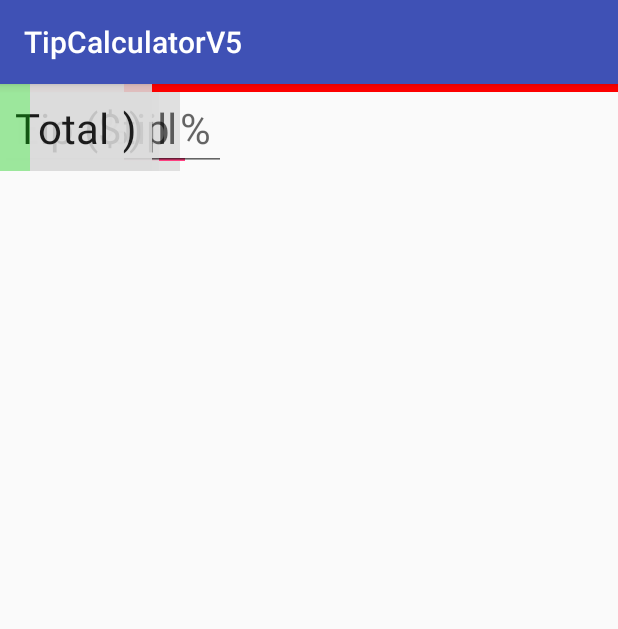
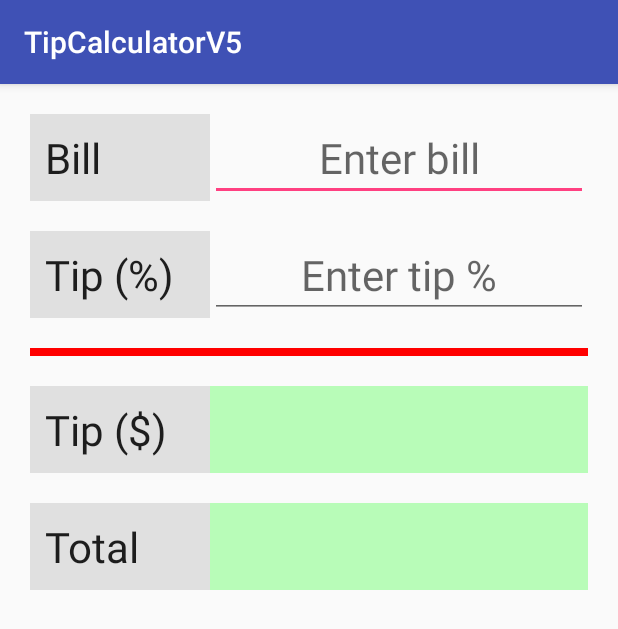
Before and after one commit to BaileyMillerSSI/MobileDevelopment, an Android app: the screen it shows after launch (MainActivity), on a phone screen of 412 x 824 dp. Shown: the top 629 px of the screen. Run offline under Robolectric (Android 15) with nearby library versions, the phone set to English and light mode, and no system bars.

Commit message:
Fixed the ui.

```diff
--- a/Android Studio/TipCalculatorV5/app/src/main/res/layout/activity_main.xml
+++ b/Android Studio/TipCalculatorV5/app/src/main/res/layout/activity_main.xml
@@ -1,11 +1,10 @@
 <?xml version="1.0" encoding="utf-8"?>
-<android.support.constraint.ConstraintLayout xmlns:android="http://schemas.android.com/apk/res/android"
-    xmlns:app="http://schemas.android.com/apk/res-auto"
-    xmlns:tools="http://schemas.android.com/tools"
-    android:layout_width="match_parent"
-    android:layout_height="match_parent"
-    tools:context="com.school.penncollege.tipcalculatorv5.MainActivity">
-
+    <RelativeLayout
+        xmlns:android="http://schemas.android.com/apk/res/android"
+        xmlns:tools="http://schemas.android.com/tools"
+        android:layout_width="match_parent"
+        android:layout_height="match_parent"
+        tools:context="com.school.penncollege.tipcalculatorv5.MainActivity">
     <TextView
         android:id="@+id/label_bill"
         style="@style/LabelStyle"
@@ -85,4 +84,4 @@
         android:layout_alignBottom="@+id/label_total"
         android:layout_alignRight="@id/amount_bill" />
 
-</android.support.constraint.ConstraintLayout>
+</RelativeLayout>
--- a/Android Studio/TipCalculatorV5/app/src/main/res/values/styles.xml
+++ b/Android Studio/TipCalculatorV5/app/src/main/res/values/styles.xml
@@ -1,4 +1,5 @@
 <resources>
+
     <!-- Base application theme. -->
     <style name="AppTheme" parent="Theme.AppCompat.Light.DarkActionBar">
         <!-- Customize your theme here. -->
@@ -15,42 +16,22 @@
     </style>
 
     <style name="LabelStyle" parent="TextStyle">
-        <item name = "android:layout_width">wrap_content</item>
-        <item name = "android:layout_height">wrap_content</item>
-        <item name = "android:textSize">28sp</item>
-        <item name = "android:padding">10dp</item>
         <item name = "android:background">@color/lightGray</item>
     </style>
 
     <style name="CenteredTextStyle" parent="TextStyle">
-        <item name = "android:layout_width">wrap_content</item>
-        <item name = "android:layout_height">wrap_content</item>
-        <item name = "android:textSize">28sp</item>
-        <item name = "android:padding">10dp</item>
         <item name = "android:gravity">center</item>
     </style>
 
     <style name="InputStyle" parent="CenteredTextStyle">
-        <item name = "android:layout_width">wrap_content</item>
-        <item name = "android:layout_height">wrap_content</item>
-        <item name = "android:textSize">28sp</item>
-        <item name = "android:padding">10dp</item>
         <item name = "android:textColor">@color/darkBlue</item>
     </style>
 
     <style name="OutputStyle" parent="CenteredTextStyle">
-        <item name = "android:layout_width">wrap_content</item>
-        <item name = "android:layout_height">wrap_content</item>
-        <item name = "android:textSize">28sp</item>
-        <item name = "android:padding">10dp</item>
         <item name = "android:background">@color/lightGreen</item>
     </style>
 
     <style name="ButtonStyle" parent="TextStyle">
-        <item name = "android:layout_width">wrap_content</item>
-        <item name = "android:layout_height">wrap_content</item>
-        <item name = "android:textSize">28sp</item>
-        <item name = "android:padding">10dp</item>
         <item name = "android:background">@color/darkGreen</item>
     </style>
 
```
